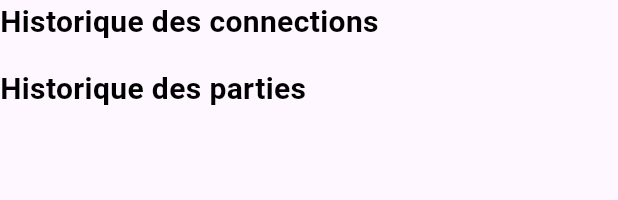
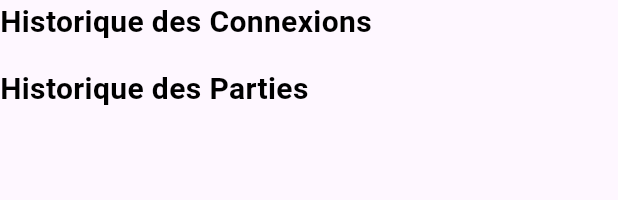
Before and after one commit to ArmanLidder/QuizApp, a Flutter app: the Historique widget shown alone on an empty page, opened directly with empty values, on a phone screen of 412 x 824 dp. Shown: the top 200 px of the screen. Run offline on Flutter 3.47's test engine with Material 3 defaults, Android fonts, the phone set to English and light mode, and no system bars; our stand-ins replace audioplayers, cloud_firestore, firebase_auth, firebase_core, firebase_storage, fl_chart and 7 more; missing offline and left inert: dart:ffi; accounts and stored records are empty; generated files the repository leaves out were written again; network calls fail.

```diff
--- a/projet/client_leger/polyquiz/lib/widgets/user_widget/historique.dart
+++ b/projet/client_leger/polyquiz/lib/widgets/user_widget/historique.dart
@@ -5,6 +5,7 @@ import 'package:get/get_state_manager/src/rx_flutter/rx_obx_widget.dart';
 import 'package:polyquiz/constants/eventNameTomessage.dart';
 import 'package:polyquiz/models/user.dart';
 import 'package:polyquiz/services/LanguageService.dart';
+import 'package:polyquiz/services/translationService.dart';
 
 import '../../services/theme_service.dart';
 import 'package:intl/intl.dart';
@@ -47,6 +48,7 @@ class Historique extends StatelessWidget {
   final List<LoginHistory> loginHistory;
   final ThemeService themeService = ThemeService.instance;
   final LanguageService ls = LanguageService.instance;
+  Map get profileText => TranslationService.instance.text['PROFILE'];
 
   Historique({required this.gameHistory, required this.loginHistory});
 
@@ -72,21 +74,23 @@ class Historique extends StatelessWidget {
 
       return allEvents.map((event) {
         String date = "${event.timestamp}".split(' ')[0];
-        String? label = ls.eventMessage[event.eventType] ?? "nullEventMessage" ;
+        String? label = profileText[event.eventType.toUpperCase()] ?? "nullEventMessage" ;
         Color color = event.eventType == 'logout' ||  event.eventType == 'loss' ? Colors.red : Colors.green;
 
-        return EvenementRow(date: date, label: label, color: color);
+        return EvenementRow(date: date, label: label!, color: color);
       }).toList();
     }
 
     @override
     Widget build(BuildContext context) {
       return Obx(
-            () => Column(
+            () {
+              print('${TranslationService.instance.languageValue}');
+              return Column(
         crossAxisAlignment: CrossAxisAlignment.start,
         children: [
           Text(
-            "Historique des connections",
+            profileText['CONNECTION_HISTORY'],
             style: TextStyle(
               color: themeService.mainAccent.value,
               fontWeight: FontWeight.bold,
@@ -98,7 +102,7 @@ class Historique extends StatelessWidget {
             children: _generateEventRows(loginEvents()),
           ),
           Text(
-            "Historique des parties",
+            profileText['GAME_HISTORY'],
             style: TextStyle(
               color: themeService.mainAccent.value,
               fontWeight: FontWeight.bold,
@@ -110,6 +114,6 @@ class Historique extends StatelessWidget {
             children: _generateEventRows(gameEvents()),
           ),
         ],
-      ));
+      );});
     }
   }
```
Also changed, not shown: projet/client_leger/polyquiz/lib/widgets/user_widget/starComponent.dart (+5 -2 lines).
